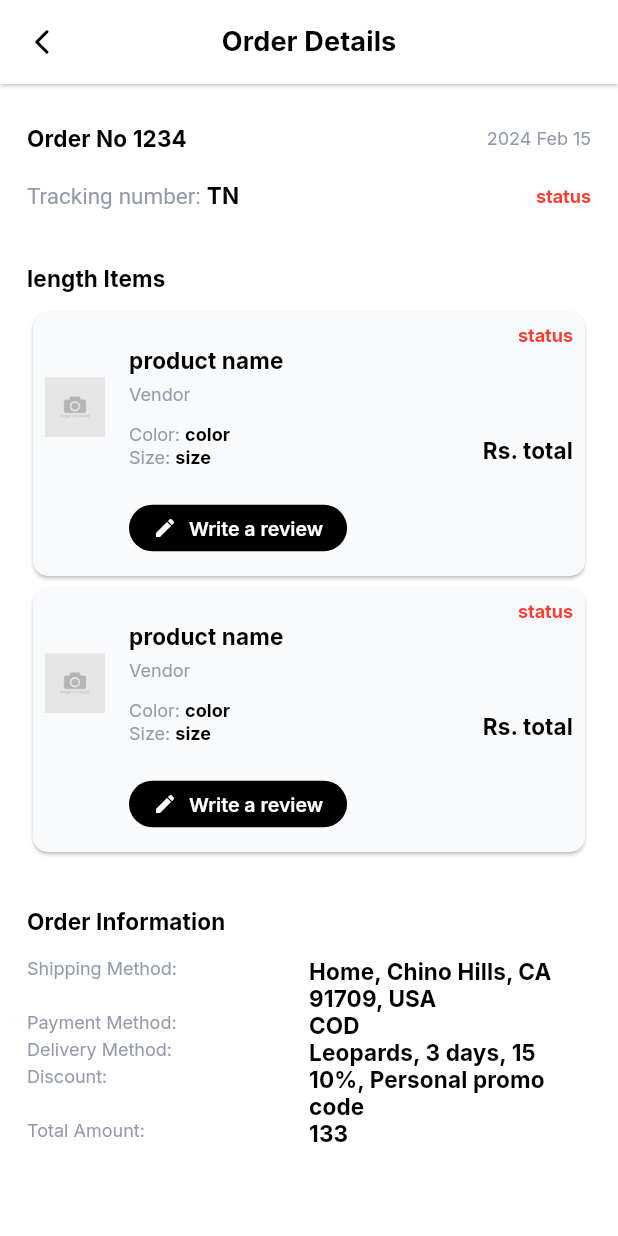
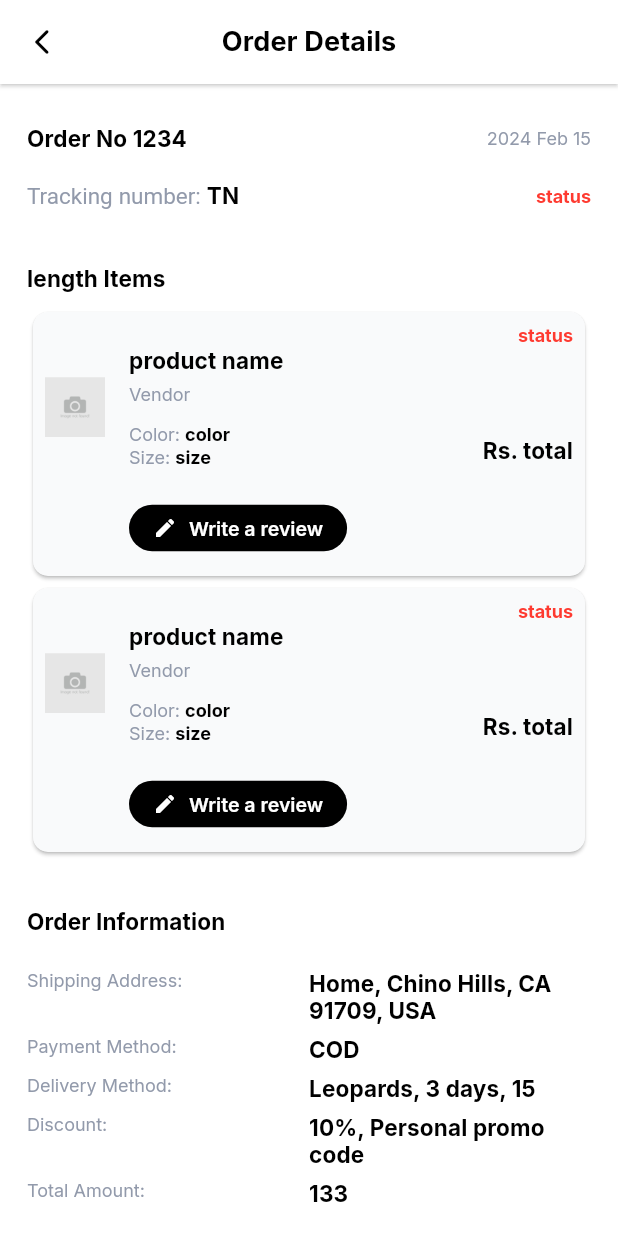
Before and after one commit to StrangerDeveloper/ismmart_ecommerce, a Flutter app: the OrderDetailView screen opened by its route, on a phone screen of 412 x 824 dp. Run offline on Flutter 3.47's test engine with Material 3 defaults, Android fonts, the phone set to English and light mode, and no system bars; drawn by our look-alikes of cached_network_image; our stand-ins replace country_code_picker, firebase_core, firebase_messaging, flip_card, flutter_animate, flutter_image_compress and 14 more; missing offline and left inert: app_settings; accounts and stored records are empty; network calls fail; statements that could not run were skipped; project files that could hold a hidden picture were left out.

Commit message:
Update order_detail_view.dart

```diff
--- a/lib/screens/order/order_details/order_detail_view.dart
+++ b/lib/screens/order/order_details/order_detail_view.dart
@@ -332,80 +332,127 @@ class OrderDetailView extends StatelessWidget {
         children: [
           _customField2("Order Information"),
           const SizedBox(height: 15),
-          Row(
-            crossAxisAlignment: CrossAxisAlignment.start,
-            children: [
-              Expanded(
-                child: _customField1(viewModel.orderItemModel.value
-                        .lineitems?[0].assignedRider?.name ??
-                    "Shipping Method:"),
-              ),
-              Expanded(
-                child: _customField2(viewModel.orderItemModel.value
-                        .lineitems?[0].assignedRider?.cnic ??
-                    "Home, Chino Hills, CA 91709, USA"),
-              ),
-            ],
+          _customOrderInfo(
+            text1: "Shipping Address:",
+            text2: viewModel
+                    .orderItemModel.value.lineitems?[0].assignedRider?.cnic ??
+                "Home, Chino Hills, CA 91709, USA",
           ),
-          Row(
-            crossAxisAlignment: CrossAxisAlignment.start,
-            children: [
-              Expanded(
-                child: _customField1(viewModel.orderItemModel.value
-                        .lineitems?[0].assignedRider?.name ??
-                    "Payment Method:"),
-              ),
-              Expanded(
-                child: _customField2(viewModel.orderItemModel.value
-                        .lineitems?[0].assignedRider?.cnic ??
-                    "COD"),
-              ),
-            ],
+          // Row(
+          //   crossAxisAlignment: CrossAxisAlignment.start,
+          //   children: [
+          //     Expanded(
+          //       child: _customField1(viewModel.orderItemModel.value
+          //               .lineitems?[0].assignedRider?.name ??
+          //           "Shipping Method:"),
+          //     ),
+          //     Expanded(
+          //       child: _customField2(viewModel.orderItemModel.value
+          //               .lineitems?[0].assignedRider?.cnic ??
+          //           "Home, Chino Hills, CA 91709, USA"),
+          //     ),
+          //   ],
+          // ),
+          _customOrderInfo(
+            text1: "Payment Method:",
+            text2: viewModel
+                    .orderItemModel.value.lineitems?[0].assignedRider?.name ??
+                "COD",
           ),
-          Row(
-            crossAxisAlignment: CrossAxisAlignment.start,
-            children: [
-              Expanded(
-                child: _customField1(viewModel.orderItemModel.value
-                        .lineitems?[0].assignedRider?.name ??
-                    "Delivery Method:"),
-              ),
-              Expanded(
-                child: _customField2(viewModel.orderItemModel.value
-                        .lineitems?[0].assignedRider?.cnic ??
-                    "Leopards, 3 days, 15"),
-              ),
-            ],
+          // Row(
+          //   crossAxisAlignment: CrossAxisAlignment.start,
+          //   children: [
+          //     Expanded(
+          //       child: _customField1(viewModel.orderItemModel.value
+          //               .lineitems?[0].assignedRider?.name ??
+          //           "Payment Method:"),
+          //     ),
+          //     Expanded(
+          //       child: _customField2(viewModel.orderItemModel.value
+          //               .lineitems?[0].assignedRider?.cnic ??
+          //           "COD"),
+          //     ),
+          //   ],
+          // ),
+          _customOrderInfo(
+            text1: "Delivery Method:",
+            text2: viewModel
+                    .orderItemModel.value.lineitems?[0].assignedRider?.cnic ??
+                "Leopards, 3 days, 15",
           ),
-          Row(
-            crossAxisAlignment: CrossAxisAlignment.start,
-            children: [
-              Expanded(
-                child: _customField1(viewModel.orderItemModel.value
-                        .lineitems?[0].assignedRider?.name ??
-                    "Discount:"),
-              ),
-              Expanded(
-                child: _customField2(
-                    viewModel.orderItemModel.value.deliveryStatus ??
-                        "10%, Personal promo code"),
-              ),
-            ],
+          // Row(
+          //   crossAxisAlignment: CrossAxisAlignment.start,
+          //   children: [
+          //     Expanded(
+          //       child: _customField1(viewModel.orderItemModel.value
+          //               .lineitems?[0].assignedRider?.name ??
+          //           "Delivery Method:"),
+          //     ),
+          //     Expanded(
+          //       child: _customField2(viewModel.orderItemModel.value
+          //               .lineitems?[0].assignedRider?.cnic ??
+          //           "Leopards, 3 days, 15"),
+          //     ),
+          //   ],
+          // ),
+          _customOrderInfo(
+            text1: "Discount:",
+            text2: viewModel
+                    .orderItemModel.value.lineitems?[0].assignedRider?.cnic ??
+                "10%, Personal promo code",
           ),
-          Row(
-            crossAxisAlignment: CrossAxisAlignment.start,
-            children: [
-              Expanded(
-                child: _customField1(viewModel.orderItemModel.value
-                        .lineitems?[0].assignedRider?.name ??
-                    "Total Amount:"),
-              ),
-              Expanded(
-                child: _customField2(
-                    viewModel.orderItemModel.value.deliveryStatus ?? "133"),
-              ),
-            ],
-          )
+          // Row(
+          //   crossAxisAlignment: CrossAxisAlignment.start,
+          //   children: [
+          //     Expanded(
+          //       child: _customField1(viewModel.orderItemModel.value
+          //               .lineitems?[0].assignedRider?.name ??
+          //           "Discount:"),
+          //     ),
+          //     Expanded(
+          //       child: _customField2(
+          //           viewModel.orderItemModel.value.deliveryStatus ??
+          //               "10%, Personal promo code"),
+          //     ),
+          //   ],
+          // ),
+          _customOrderInfo(
+            text1: "Total Amount:",
+            text2: viewModel
+                    .orderItemModel.value.lineitems?[0].assignedRider?.cnic ??
+                "133",
+          ),
+          // Row(
+          //   crossAxisAlignment: CrossAxisAlignment.start,
+          //   children: [
+          //     Expanded(
+          //       child: _customField1(viewModel.orderItemModel.value
+          //               .lineitems?[0].assignedRider?.name ??
+          //           "Total Amount:"),
+          //     ),
+          //     Expanded(
+          //       child: _customField2(
+          //           viewModel.orderItemModel.value.deliveryStatus ?? "133"),
+          //     ),
+          //   ],
+          // )
+        ],
+      ),
+    );
+  }
+
+  Widget _customOrderInfo({required String text1, required String text2}) {
+    return Padding(
+      padding: const EdgeInsets.only(top: 8.0),
+      child: Row(
+        crossAxisAlignment: CrossAxisAlignment.start,
+        children: [
+          Expanded(
+            child: _customField1(text1),
+          ),
+          Expanded(
+            child: _customField2(text2),
+          ),
         ],
       ),
     );
```
